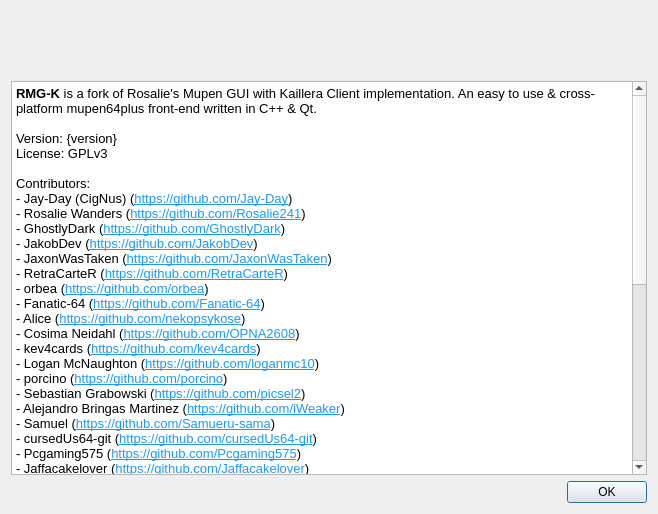
Above: Source/RMG/UserInterface/Dialog/AboutDialog.ui from crossn/CMG-K before the change. Below: the same form after it.
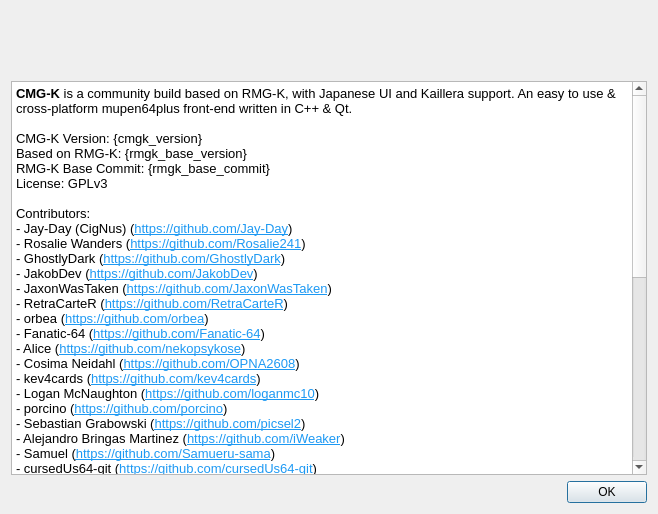
That is the form after the change. Icons and pictures are not drawn.

What changed in the file:
```diff
--- a/Source/RMG/UserInterface/Dialog/AboutDialog.ui
+++ b/Source/RMG/UserInterface/Dialog/AboutDialog.ui
@@ -62,9 +62,11 @@
 li.unchecked::marker { content: &quot;\2610&quot;; }
 li.checked::marker { content: &quot;\2612&quot;; }
 &lt;/style&gt;&lt;/head&gt;&lt;body style=&quot; font-family:'Noto Sans'; font-size:10pt; font-weight:400; font-style:normal;&quot;&gt;
-&lt;p style=&quot; margin-top:0px; margin-bottom:0px; margin-left:0px; margin-right:0px; -qt-block-indent:0; text-indent:0px;&quot;&gt;&lt;span style=&quot; font-weight:700;&quot;&gt;RMG-K &lt;/span&gt;is a fork of Rosalie's Mupen GUI with Kaillera Client implementation. An easy to use &amp;amp; cross-platform mupen64plus front-end written in C++ &amp;amp; Qt.&lt;/p&gt;
+&lt;p style=&quot; margin-top:0px; margin-bottom:0px; margin-left:0px; margin-right:0px; -qt-block-indent:0; text-indent:0px;&quot;&gt;&lt;span style=&quot; font-weight:700;&quot;&gt;CMG-K &lt;/span&gt;is a community build based on RMG-K, with Japanese UI and Kaillera support. An easy to use &amp;amp; cross-platform mupen64plus front-end written in C++ &amp;amp; Qt.&lt;/p&gt;
 &lt;p style=&quot;-qt-paragraph-type:empty; margin-top:0px; margin-bottom:0px; margin-left:0px; margin-right:0px; -qt-block-indent:0; text-indent:0px;&quot;&gt;&lt;br /&gt;&lt;/p&gt;
-&lt;p style=&quot; margin-top:0px; margin-bottom:0px; margin-left:0px; margin-right:0px; -qt-block-indent:0; text-indent:0px;&quot;&gt;Version: {version}&lt;/p&gt;
+&lt;p style=&quot; margin-top:0px; margin-bottom:0px; margin-left:0px; margin-right:0px; -qt-block-indent:0; text-indent:0px;&quot;&gt;CMG-K Version: {cmgk_version}&lt;/p&gt;
+&lt;p style=&quot; margin-top:0px; margin-bottom:0px; margin-left:0px; margin-right:0px; -qt-block-indent:0; text-indent:0px;&quot;&gt;Based on RMG-K: {rmgk_base_version}&lt;/p&gt;
+&lt;p style=&quot; margin-top:0px; margin-bottom:0px; margin-left:0px; margin-right:0px; -qt-block-indent:0; text-indent:0px;&quot;&gt;RMG-K Base Commit: {rmgk_base_commit}&lt;/p&gt;
 &lt;p style=&quot; margin-top:0px; margin-bottom:0px; margin-left:0px; margin-right:0px; -qt-block-indent:0; text-indent:0px;&quot;&gt;License: GPLv3&lt;/p&gt;
 &lt;p style=&quot;-qt-paragraph-type:empty; margin-top:0px; margin-bottom:0px; margin-left:0px; margin-right:0px; -qt-block-indent:0; text-indent:0px;&quot;&gt;&lt;br /&gt;&lt;/p&gt;
 &lt;p style=&quot; margin-top:0px; margin-bottom:0px; margin-left:0px; margin-right:0px; -qt-block-indent:0; text-indent:0px;&quot;&gt;Contributors:&lt;/p&gt;
```
